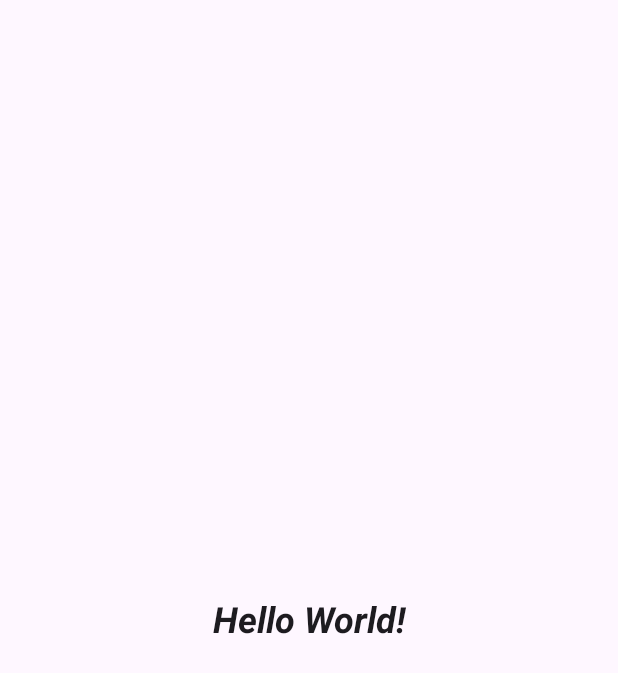
After one commit to Evgenij-Pavlenko/Course, an Android app: the layout activity_main.xml on its own in the app's theme, with its tools: preview values and no code run, on a phone screen of 412 x 824 dp. The commit adds this screen. Shown: the top 673 px of the screen. Run offline under Robolectric (Android 15) with nearby library versions, the light colour scheme and no system bars.

Commit message:
button+text change

```diff
--- a/Android/HalloWorld/app/src/main/AndroidManifest.xml
+++ b/Android/HalloWorld/app/src/main/AndroidManifest.xml
@@ -14,9 +14,7 @@
         tools:targetApi="31">
         <activity
             android:name=".MainActivity"
-            android:exported="true"
-            android:label="@string/app_name"
-            android:theme="@style/Theme.HalloWorld">
+            android:exported="true">
             <intent-filter>
                 <action android:name="android.intent.action.MAIN" />
 
--- /dev/null
+++ b/Android/HalloWorld/app/src/main/res/layout/activity_main.xml
@@ -0,0 +1,23 @@
+<?xml version="1.0" encoding="utf-8"?>
+<androidx.constraintlayout.widget.ConstraintLayout xmlns:android="http://schemas.android.com/apk/res/android"
+    xmlns:app="http://schemas.android.com/apk/res-auto"
+    xmlns:tools="http://schemas.android.com/tools"
+    android:layout_width="match_parent"
+    android:layout_height="match_parent"
+    tools:context=".MainActivity">
+
+    <TextView
+        android:layout_width="wrap_content"
+        android:layout_height="wrap_content"
+        android:text="Hello World!"
+        android:textAlignment="textEnd"
+        android:textAllCaps="false"
+        android:textAppearance="@style/TextAppearance.AppCompat.Large"
+        android:textSize="24sp"
+        android:textStyle="bold|italic"
+        app:layout_constraintBottom_toBottomOf="parent"
+        app:layout_constraintEnd_toEndOf="parent"
+        app:layout_constraintStart_toStartOf="parent"
+        app:layout_constraintTop_toTopOf="parent" />
+
+</androidx.constraintlayout.widget.ConstraintLayout>
--- a/Android/HalloWorld/app/src/main/res/values/colors.xml
+++ b/Android/HalloWorld/app/src/main/res/values/colors.xml
@@ -1,10 +1,5 @@
 <?xml version="1.0" encoding="utf-8"?>
 <resources>
-    <color name="purple_200">#FFBB86FC</color>
-    <color name="purple_500">#FF6200EE</color>
-    <color name="purple_700">#FF3700B3</color>
-    <color name="teal_200">#FF03DAC5</color>
-    <color name="teal_700">#FF018786</color>
     <color name="black">#FF000000</color>
     <color name="white">#FFFFFFFF</color>
 </resources>
--- a/Android/HalloWorld/app/src/main/res/values/themes.xml
+++ b/Android/HalloWorld/app/src/main/res/values/themes.xml
@@ -1,6 +1,9 @@
-<?xml version="1.0" encoding="utf-8"?>
-<resources>
+<resources xmlns:tools="http://schemas.android.com/tools">
+    <!-- Base application theme. -->
+    <style name="Base.Theme.HalloWorld" parent="Theme.Material3.DayNight.NoActionBar">
+        <!-- Customize your light theme here. -->
+        <!-- <item name="colorPrimary">@color/my_light_primary</item> -->
+    </style>
 
-    <style name="Theme.HalloWorld" parent="android:Theme.Material.Light.NoActionBar" />
-<!--    <style name="Theme.HalloWorld" parent="android:Theme.Material.Light.DarkActionBar" />-->
+    <style name="Theme.HalloWorld" parent="Base.Theme.HalloWorld" />
 </resources>
--- a/Android/HalloWorld/build.gradle.kts
+++ b/Android/HalloWorld/build.gradle.kts
@@ -1,5 +1,5 @@
 // Top-level build file where you can add configuration options common to all sub-projects/modules.
 plugins {
     id("com.android.application") version "8.1.1" apply false
-    id("org.jetbrains.kotlin.android") version "1.8.10" apply false
+    id("org.jetbrains.kotlin.android") version "1.9.0" apply false
 }
```
Also changed, not shown: Android/HalloWorld/app/build.gradle.kts (+3 -25 lines), Android/HalloWorld/app/src/main/java/com/jevgenij/halloworld/MainActivity.kt (+3 -38 lines), Android/HalloWorld/app/src/main/java/com/jevgenij/halloworld/ui/theme/Color.kt (deleted, +0 -11 lines), Android/HalloWorld/app/src/main/java/com/jevgenij/halloworld/ui/theme/Theme.kt (deleted, +0 -70 lines), Android/HalloWorld/app/src/main/java/com/jevgenij/halloworld/ui/theme/Type.kt (deleted, +0 -34 lines), Android/HalloWorld/gradle/wrapper/gradle-wrapper.properties, Android/HalloWorld/settings.gradle.kts (line endings or trailing spaces).
